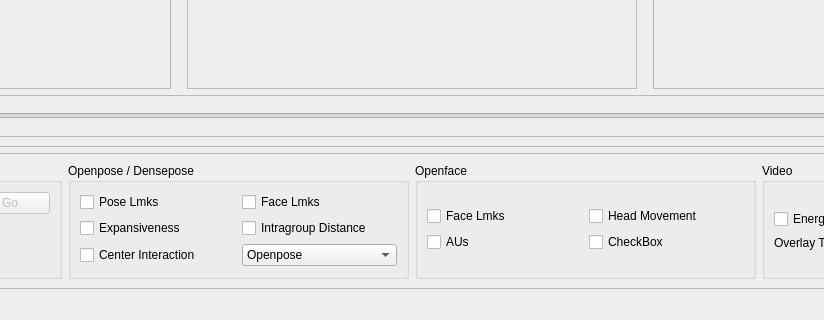
First picture: the form in nonverbal_communication_analysis/m6_Visualization/UI/mainwindow.ui, repository fraza0/nonverbal_communication_analysis, before the edit; both pictures show x 298 to 1122 and y 400 to 720 of the 1420 by 720 pixel window.
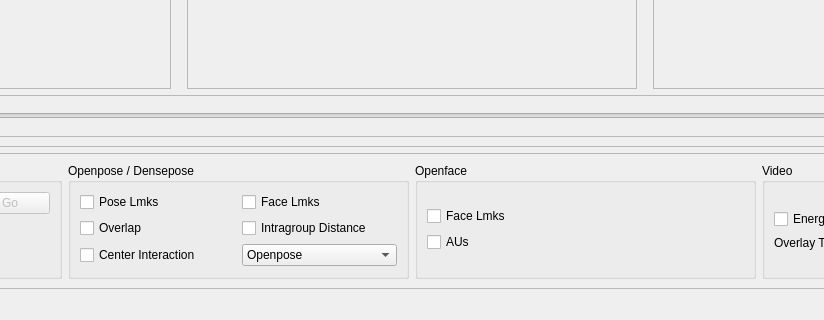
Second picture: the form after the edit.

Commit message: overlap visualization

Diff of the .ui file:
```diff
--- a/nonverbal_communication_analysis/m6_Visualization/UI/mainwindow.ui
+++ b/nonverbal_communication_analysis/m6_Visualization/UI/mainwindow.ui
@@ -427,7 +427,7 @@
                </widget>
               </item>
               <item row="2" column="0">
-               <widget class="QCheckBox" name="chb_op_exp">
+               <widget class="QCheckBox" name="chb_op_overlap">
                 <property name="sizePolicy">
                  <sizepolicy hsizetype="Minimum" vsizetype="Maximum">
                   <horstretch>0</horstretch>
@@ -435,7 +435,7 @@
                  </sizepolicy>
                 </property>
                 <property name="text">
-                 <string>Expansiveness</string>
+                 <string>Overlap</string>
                 </property>
                </widget>
               </item>
@@ -493,17 +493,10 @@
            <layout class="QVBoxLayout" name="verticalLayout_7">
             <item>
              <layout class="QGridLayout" name="gridLayout_3">
-              <item row="1" column="1">
-               <widget class="QCheckBox" name="checkBox_8">
+              <item row="0" column="0">
+               <widget class="QCheckBox" name="checkBox_3">
                 <property name="text">
-                 <string>CheckBox</string>
-                </property>
-               </widget>
-              </item>
-              <item row="0" column="1">
-               <widget class="QCheckBox" name="checkBox_7">
-                <property name="text">
-                 <string>Head Movement</string>
+                 <string>Face Lmks</string>
                 </property>
                </widget>
               </item>
@@ -514,13 +507,6 @@
                 </property>
                </widget>
               </item>
-              <item row="0" column="0">
-               <widget class="QCheckBox" name="checkBox_3">
-                <property name="text">
-                 <string>Face Lmks</string>
-                </property>
-               </widget>
-              </item>
              </layout>
             </item>
            </layout>
```
The commit also changes 6 other files.
